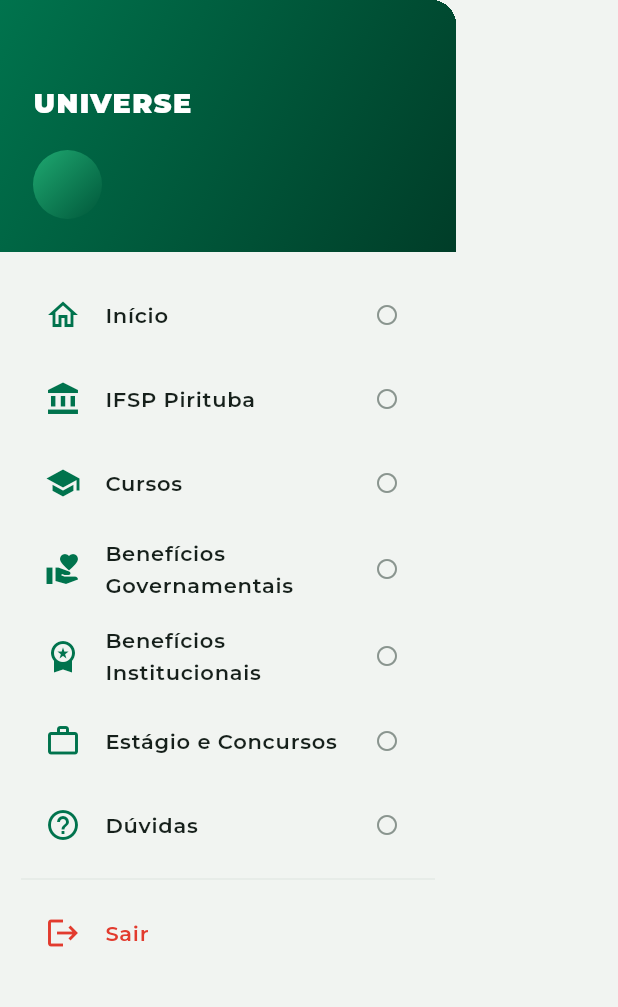
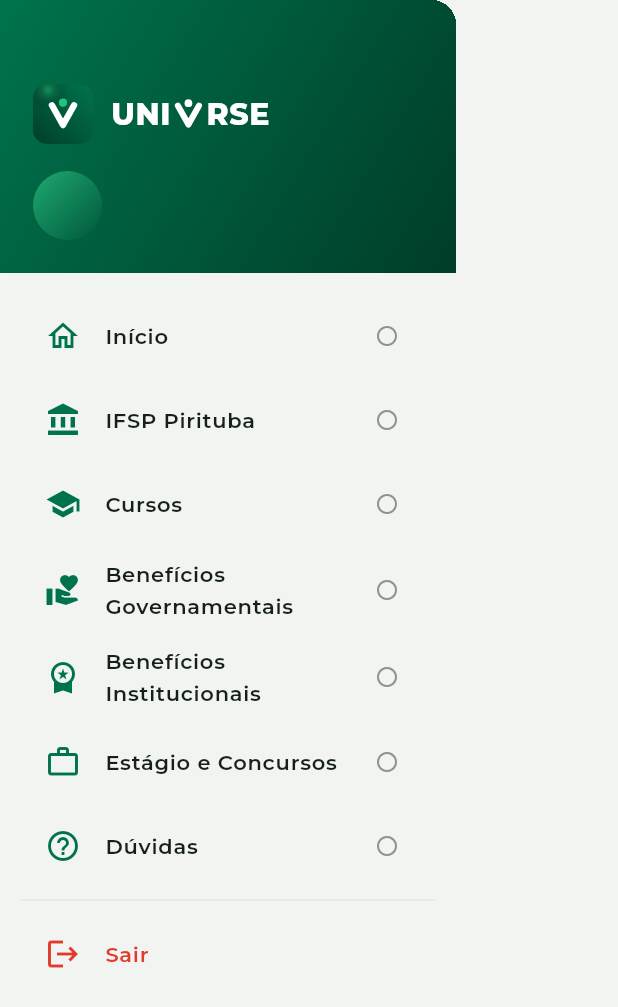
Before and after one commit to Denilsonlps/universe-app, a Flutter app: the MenuDrawer widget shown alone on an empty page, opened directly with empty values, on a phone screen of 412 x 824 dp. Shown: the top 1007 px of the screen. Run offline on Flutter 3.47's test engine with Material 3 defaults, Android fonts, the phone set to English and light mode, and no system bars; our stand-ins replace cloud_firestore, firebase_auth, firebase_core, flutter_riverpod, go_router, google_fonts and 1 more; accounts and stored records are empty.

Commit message:
feat(brand): aplica a marca Universe em header, drawer, login e splash

```diff
--- a/lib/features/auth/screens/login_screen.dart
+++ b/lib/features/auth/screens/login_screen.dart
@@ -6,6 +6,7 @@ import '../../../core/theme/app_colors.dart';
 import '../../../data/auth/auth_repository.dart';
 import '../../../shared/widgets/app_button.dart';
 import '../../../shared/widgets/app_field.dart';
+import '../../../shared/brand/universe_brand.dart';
 import '../../../shared/chrome/page_shell.dart';
 
 class LoginScreen extends ConsumerStatefulWidget {
@@ -54,7 +55,9 @@ class _LoginScreenState extends ConsumerState<LoginScreen> {
             child: Padding(
               padding: EdgeInsets.fromLTRB(0, kStatusH + 26, 0, 26),
               child: Column(children: [
-                const Text('UNIVERSE', style: TextStyle(color: Colors.white, fontSize: 26, fontWeight: FontWeight.w900, letterSpacing: 2)),
+                const UniverseAppIcon(size: 72),
+                const SizedBox(height: 16),
+                const UniverseWordmark(height: 26, color: Colors.white),
                 const SizedBox(height: 8),
                 Text('Guia do estudante · IFSP Pirituba', style: TextStyle(color: Colors.white.withValues(alpha: 0.72), fontSize: 13)),
               ]),
--- a/lib/features/auth/screens/splash_screen.dart
+++ b/lib/features/auth/screens/splash_screen.dart
@@ -1,5 +1,6 @@
 import 'package:flutter/material.dart';
 import '../../../core/theme/app_colors.dart';
+import '../../../shared/brand/universe_brand.dart';
 
 class SplashScreen extends StatelessWidget {
   const SplashScreen({super.key});
@@ -13,7 +14,9 @@ class SplashScreen extends StatelessWidget {
         ),
         child: const Center(
           child: Column(mainAxisAlignment: MainAxisAlignment.center, children: [
-            Text('UNIVERSE', style: TextStyle(color: Colors.white, fontSize: 30, fontWeight: FontWeight.w900, letterSpacing: 3)),
+            UniverseAppIcon(size: 96),
+            SizedBox(height: 22),
+            UniverseWordmark(height: 30, color: Colors.white),
             SizedBox(height: 28),
             SizedBox(width: 26, height: 26, child: CircularProgressIndicator(color: Colors.white, strokeWidth: 2.6)),
           ]),
--- a/lib/shared/chrome/app_headers.dart
+++ b/lib/shared/chrome/app_headers.dart
@@ -1,5 +1,6 @@
 import 'package:flutter/material.dart';
 import '../../core/theme/app_colors.dart';
+import '../brand/universe_brand.dart';
 import '../widgets/icon_tile.dart';
 import 'page_shell.dart';
 
@@ -27,7 +28,7 @@ class HomeHeader extends StatelessWidget {
       padding: const EdgeInsets.fromLTRB(18, kStatusH, 18, 14),
       child: Row(mainAxisAlignment: MainAxisAlignment.spaceBetween, children: [
         btn('menu', onMenu),
-        Text('UNIVERSE', style: TextStyle(fontSize: 20, fontWeight: FontWeight.w900, color: c.green800, letterSpacing: 1)),
+        UniverseWordmark(height: 22, color: c.green800),
         btn('bell', onBell, dot: unread),
       ]),
     );
--- a/lib/shared/chrome/menu_drawer.dart
+++ b/lib/shared/chrome/menu_drawer.dart
@@ -1,5 +1,6 @@
 import 'package:flutter/material.dart';
 import '../../core/theme/app_colors.dart';
+import '../brand/universe_brand.dart';
 import '../widgets/icon_tile.dart';
 import '../widgets/user_avatar.dart';
 import 'page_shell.dart';
@@ -36,7 +37,11 @@ class MenuDrawer extends StatelessWidget {
           padding: const EdgeInsets.fromLTRB(22, kStatusH + 6, 22, 22),
           decoration: BoxDecoration(gradient: LinearGradient(begin: Alignment.topLeft, end: Alignment.bottomRight, colors: [c.heroFrom, c.heroTo])),
           child: Column(crossAxisAlignment: CrossAxisAlignment.start, children: [
-            const Text('UNIVERSE', style: TextStyle(color: Colors.white, fontWeight: FontWeight.w900, fontSize: 18, letterSpacing: 1)),
+            Row(children: const [
+              UniverseAppIcon(size: 40),
+              SizedBox(width: 12),
+              UniverseWordmark(height: 20, color: Colors.white),
+            ]),
             const SizedBox(height: 18),
             Row(children: [
               UserAvatar(userName, size: 46),
```
